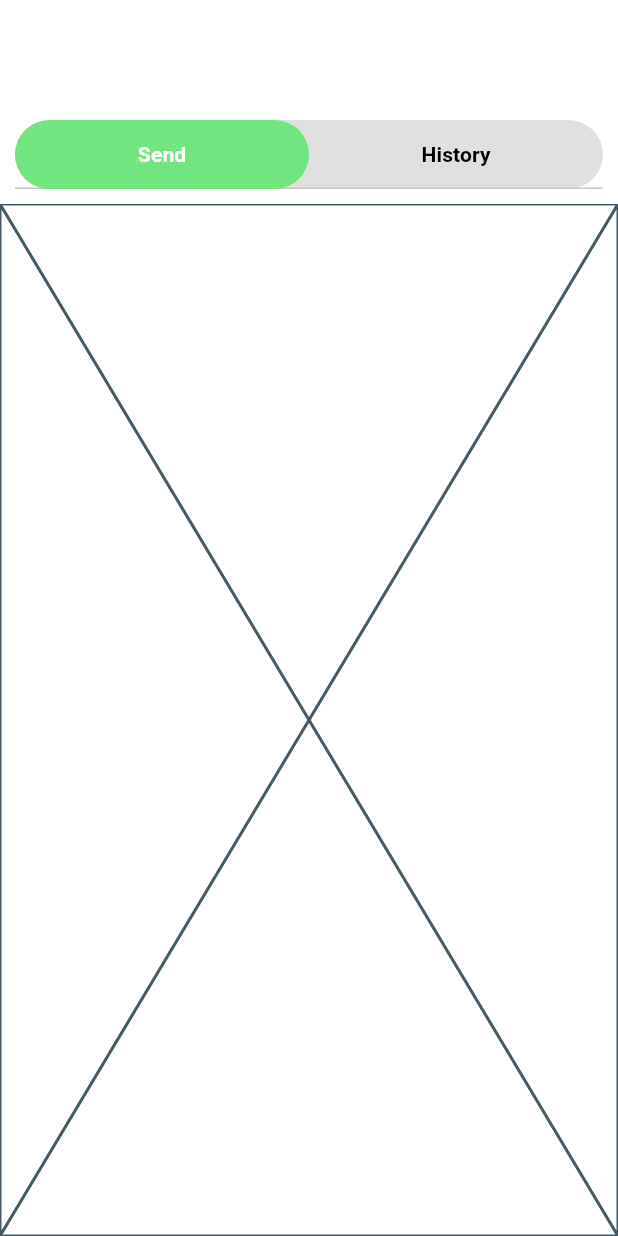
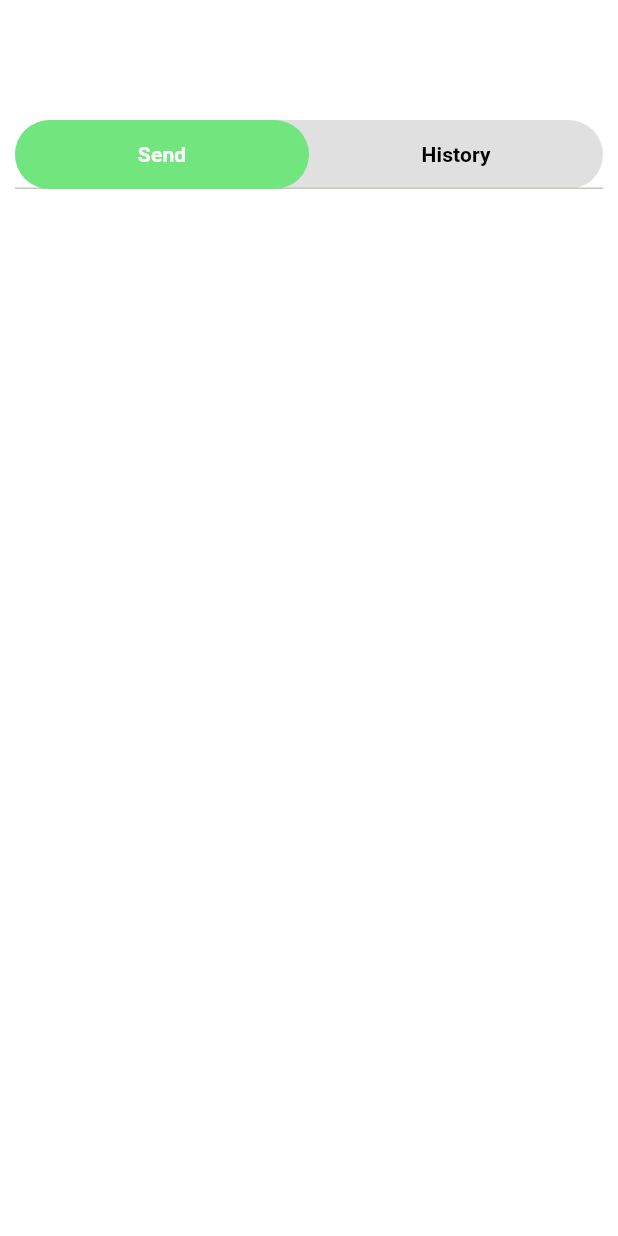
Before and after one commit to monzir3bdo/whatsapp_direct_message, a Flutter app: the HomeScreen screen opened directly, on a phone screen of 412 x 824 dp. Run offline on Flutter 3.47's test engine with Material 3 defaults, Android fonts, the phone set to English and light mode, and no system bars.

Commit message:
height and width extension

```diff
--- a/lib/core/app/app.dart
+++ b/lib/core/app/app.dart
@@ -1,5 +1,6 @@
 import 'package:flutter/material.dart';
 import 'package:whatsapp_direct_message/core/theme/app_theme.dart';
+import 'package:whatsapp_direct_message/screens/home_screen.dart';
 import 'package:whatsapp_direct_message/screens/settings_screen.dart';
 
 class App extends StatelessWidget {
@@ -8,7 +9,7 @@ class App extends StatelessWidget {
   @override
   Widget build(BuildContext context) {
     return MaterialApp(
-      home: const SettingsScreen(),
+      home: const HomeScreen(),
       theme: lightTheme(),
       darkTheme: darkTheme(),
     );
--- a/lib/core/extensions/build_context_extension.dart
+++ b/lib/core/extensions/build_context_extension.dart
@@ -3,4 +3,6 @@ import 'package:whatsapp_direct_message/core/extensions/colors_extenion.dart';
 
 extension BuildContextExtension on BuildContext {
   ColorExtension get color => Theme.of(this).extension<ColorExtension>()!;
+  double get height => MediaQuery.of(this).size.height;
+  double get width => MediaQuery.of(this).size.width;
 }
--- a/lib/screens/home_screen.dart
+++ b/lib/screens/home_screen.dart
@@ -39,8 +39,18 @@ class _HomeScreenState extends State<HomeScreen>
           HomeTabBar(tabController: _tabController),
           Expanded(
             child: TabBarView(
+              physics: const NeverScrollableScrollPhysics(),
               controller: _tabController,
-              children: const [Placeholder(), Placeholder()],
+              children:  [
+                Column(
+                  children: [
+                    SizedBox(
+                      height: context.height,
+                    )
+                  ],
+                ),
+                Placeholder()
+              ],
             ),
           ),
         ],
```
